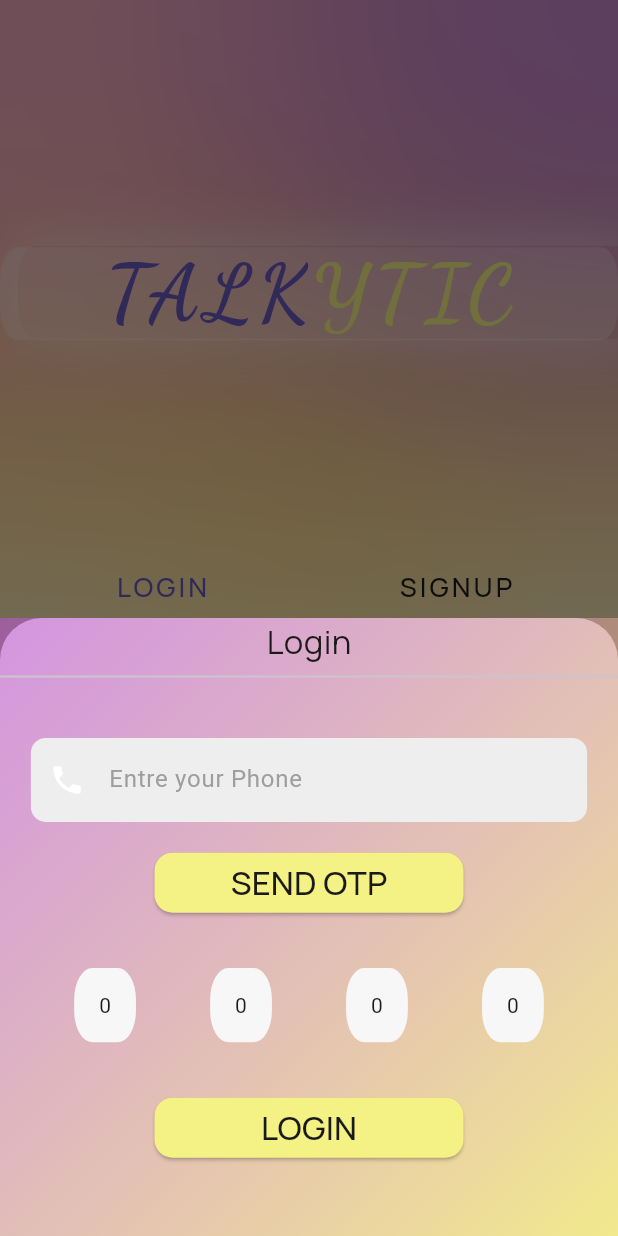
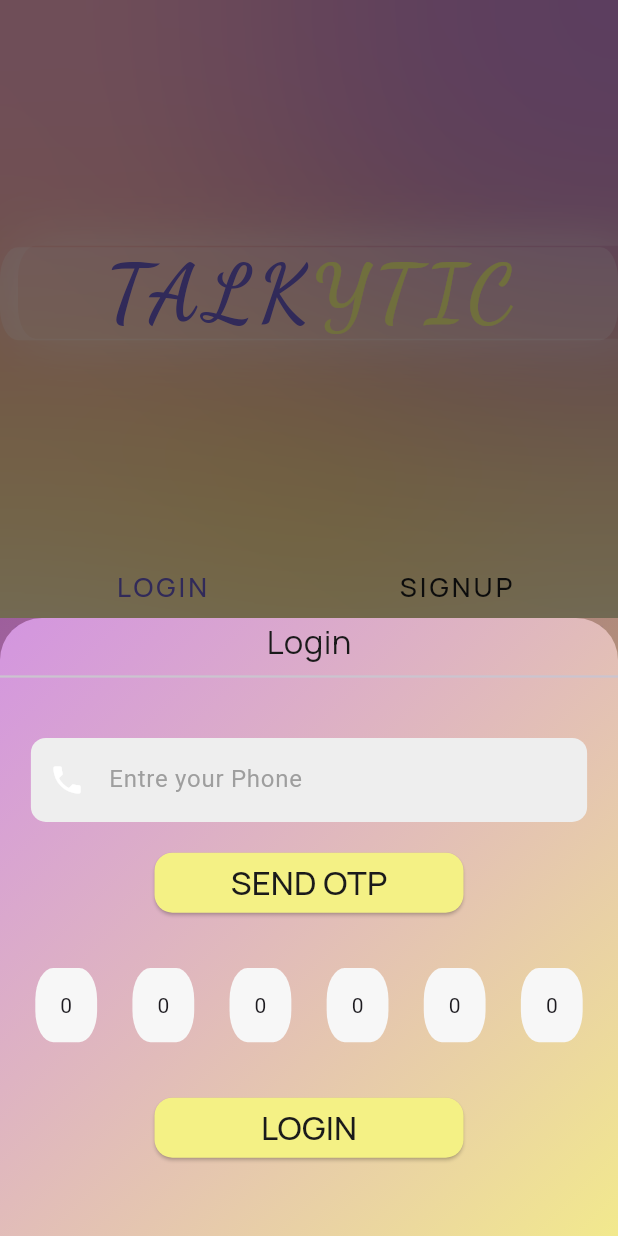
Before and after one commit to raunak2909/chat_131, a Flutter app: the screen it shows after launch, after a tap on "Phone", on a phone screen of 412 x 824 dp. Run offline on Flutter 3.47's test engine with Material 2 defaults, Android fonts, the phone set to English and light mode, and no system bars; our stand-ins replace cloud_firestore, firebase_auth, firebase_core, font_awesome_flutter, google_fonts; accounts and stored records are empty.

Commit message:
otp increase to 6 box

```diff
--- a/lib/Screen/Auth/Screens/login_phone.dart
+++ b/lib/Screen/Auth/Screens/login_phone.dart
@@ -130,9 +130,29 @@ class login_with_phone extends StatelessWidget {
                 ),
                 child: Text('0'),
               ),
+              Container(
+                alignment: Alignment.center,
+                height: size.height * 0.06,
+                width: size.width * 0.1,
+                decoration: BoxDecoration(
+                  color: ColorConstants.whiteShade,
+                  borderRadius: BorderRadius.all(Radius.elliptical(12, 21)),
+                ),
+                child: Text('0'),
+              ),
+              Container(
+                alignment: Alignment.center,
+                height: size.height * 0.06,
+                width: size.width * 0.1,
+                decoration: BoxDecoration(
+                  color: ColorConstants.whiteShade,
+                  borderRadius: BorderRadius.all(Radius.elliptical(12, 21)),
+                ),
+                child: Text('0'),
+              ),
             ],
           ),
-          SizedBox(height: size.height*0.04),
+          SizedBox(height: size.height * 0.04),
           SizedBox(
             width: size.width / 2,
             child: ElevatedButton(
```
